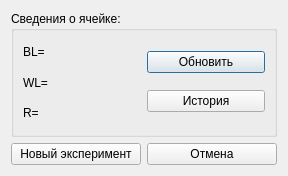
Before: the Qt Designer form gui/uies/cell_info.ui in neurocomputer/MemriBoard, drawn with Qt 5.
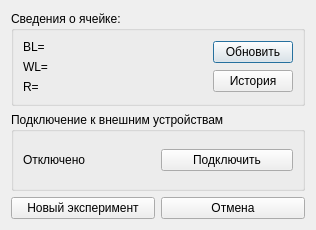
After: the same form once the commit is applied.

Commit message: Added connecting cell to external devices to cell_info window

Diff of the .ui file:
```diff
--- a/gui/uies/cell_info.ui
+++ b/gui/uies/cell_info.ui
@@ -6,8 +6,8 @@
    <rect>
     <x>0</x>
     <y>0</y>
-    <width>288</width>
-    <height>176</height>
+    <width>316</width>
+    <height>230</height>
    </rect>
   </property>
   <property name="sizePolicy">
@@ -53,6 +53,19 @@
           </item>
          </layout>
         </item>
+        <item>
+         <spacer name="horizontalSpacer">
+          <property name="orientation">
+           <enum>Qt::Horizontal</enum>
+          </property>
+          <property name="sizeHint" stdset="0">
+           <size>
+            <width>40</width>
+            <height>20</height>
+           </size>
+          </property>
+         </spacer>
+        </item>
         <item>
          <layout class="QVBoxLayout" name="verticalLayout_2">
           <item>
@@ -76,6 +89,35 @@
      </layout>
     </widget>
    </item>
+   <item>
+    <widget class="QGroupBox" name="groupBox_ext_connection">
+     <property name="toolTip">
+      <string/>
+     </property>
+     <property name="title">
+      <string>Подключение к внешним устройствам</string>
+     </property>
+     <layout class="QHBoxLayout" name="horizontalLayout">
+      <item>
+       <widget class="QLabel" name="label_ext_connection">
+        <property name="text">
+         <string>Отключено</string>
+        </property>
+       </widget>
+      </item>
+      <item>
+       <widget class="QPushButton" name="button_ext_connection">
+        <property name="toolTip">
+         <string/>
+        </property>
+        <property name="text">
+         <string>Подключить</string>
+        </property>
+       </widget>
+      </item>
+     </layout>
+    </widget>
+   </item>
    <item>
     <layout class="QHBoxLayout" name="horizontalLayout_2">
      <item>
```
The commit also changes 4 other files.
